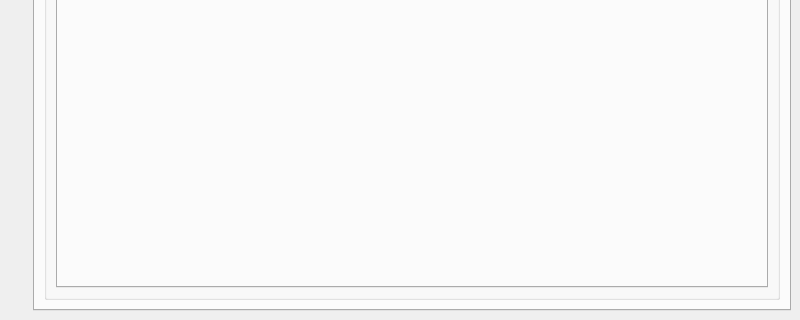
Qt form mainwindow.ui (hakan-demirli/FQ-Control-Center) before a commit; both pictures show x 0 to 800 and y 280 to 600 of the 800 by 600 pixel window.
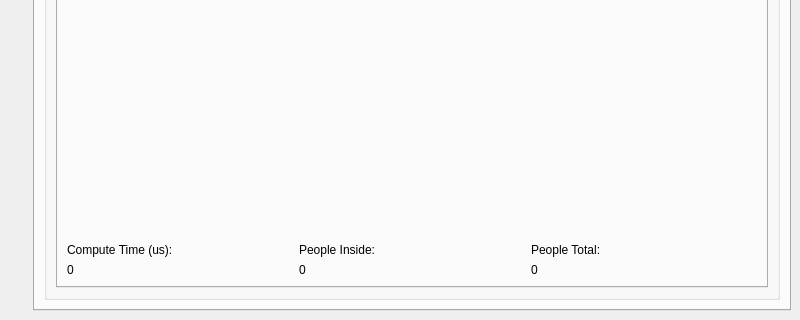
The same form after that commit. The open tabs and pages were chosen to show the change.

Commit message: adds settings class

Patch:
```diff
--- a/mainwindow.ui
+++ b/mainwindow.ui
@@ -34,7 +34,7 @@
            <string>CAMERA</string>
           </property>
           <layout class="QGridLayout" name="gridLayout_3">
-           <item row="0" column="0">
+           <item row="1" column="0">
             <widget class="QTabWidget" name="camera_tabs">
              <property name="currentIndex">
               <number>1</number>
@@ -45,11 +45,95 @@
               </attribute>
               <layout class="QGridLayout" name="gridLayout_4">
                <item row="0" column="0">
-                <widget class="QLabel" name="video_output">
-                 <property name="text">
-                  <string/>
-                 </property>
-                </widget>
+                <layout class="QVBoxLayout" name="verticalLayout_4">
+                 <item>
+                  <widget class="QLabel" name="video_output_label">
+                   <property name="sizePolicy">
+                    <sizepolicy hsizetype="Expanding" vsizetype="Expanding">
+                     <horstretch>0</horstretch>
+                     <verstretch>0</verstretch>
+                    </sizepolicy>
+                   </property>
+                   <property name="text">
+                    <string/>
+                   </property>
+                  </widget>
+                 </item>
+                 <item>
+                  <spacer name="verticalSpacer_2">
+                   <property name="orientation">
+                    <enum>Qt::Vertical</enum>
+                   </property>
+                   <property name="sizeType">
+                    <enum>QSizePolicy::Minimum</enum>
+                   </property>
+                   <property name="sizeHint" stdset="0">
+                    <size>
+                     <width>20</width>
+                     <height>40</height>
+                    </size>
+                   </property>
+                  </spacer>
+                 </item>
+                 <item>
+                  <layout class="QHBoxLayout" name="horizontalLayout_4">
+                   <item>
+                    <layout class="QVBoxLayout" name="verticalLayout_3">
+                     <item>
+                      <widget class="QLabel" name="compute_time_info_label">
+                       <property name="text">
+                        <string>Compute Time (us):</string>
+                       </property>
+                      </widget>
+                     </item>
+                     <item>
+                      <widget class="QLabel" name="compute_time_label">
+                       <property name="text">
+                        <string>0</string>
+                       </property>
+                      </widget>
+                     </item>
+                    </layout>
+                   </item>
+                   <item>
+                    <layout class="QVBoxLayout" name="verticalLayout">
+                     <item>
+                      <widget class="QLabel" name="people_inside_info_label">
+                       <property name="text">
+                        <string>People Inside:</string>
+                       </property>
+                      </widget>
+                     </item>
+                     <item>
+                      <widget class="QLabel" name="people_inside_label">
+                       <property name="text">
+                        <string>0</string>
+                       </property>
+                      </widget>
+                     </item>
+                    </layout>
+                   </item>
+                   <item>
+                    <layout class="QVBoxLayout" name="verticalLayout_2">
+                     <item>
+                      <widget class="QLabel" name="people_total_info_label">
+                       <property name="text">
+                        <string>People Total:</string>
+                       </property>
+                      </widget>
+                     </item>
+                     <item>
+                      <widget class="QLabel" name="people_total_label">
+                       <property name="text">
+                        <string>0</string>
+                       </property>
+                      </widget>
+                     </item>
+                    </layout>
+                   </item>
+                  </layout>
+                 </item>
+                </layout>
                </item>
               </layout>
              </widget>
```
Left out of the diff: 2 changed lines with no effect on the pictures. The commit also changes 13 other files.
